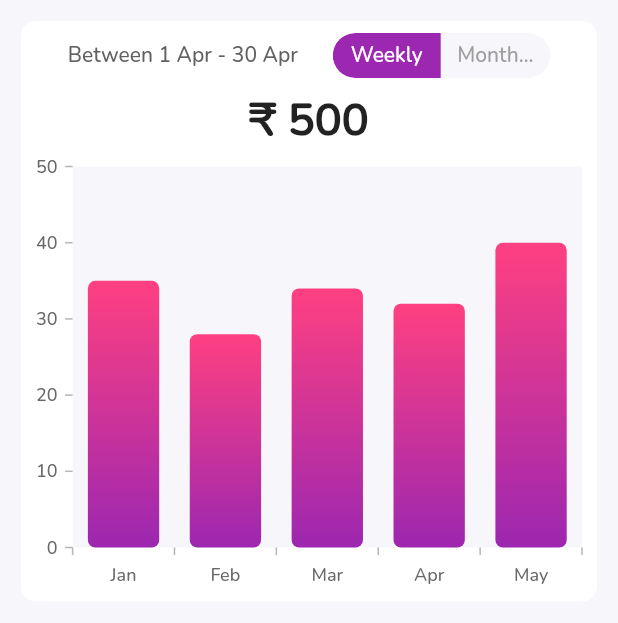
After one commit to kanishk761/udahriApp, a Flutter app: the AnalyticsScreen screen opened directly, on a phone screen of 412 x 824 dp. The commit adds this screen. Shown: the top 623 px of the screen. Run offline on Flutter 3.47's test engine with Material 2 defaults, Android fonts, the phone set to English and light mode, and no system bars; drawn by our look-alikes of toggle_switch; our stand-ins replace dio, firebase_auth, firebase_core, firebase_messaging, flutter_contacts, flutter_local_notifications and 3 more; missing offline and left inert: auto_size_text_field; accounts and stored records are empty.

Commit message:
analytics and ui changes

```diff
--- /dev/null
+++ b/udhaarKharcha/frontend/udhar_kharcha/lib/screens/analytics_screen.dart
@@ -0,0 +1,152 @@
+import 'dart:ui';
+import 'package:firebase_auth/firebase_auth.dart';
+import 'package:flutter/material.dart';
+import 'package:flutter/services.dart';
+import 'package:syncfusion_flutter_charts/charts.dart';
+import 'package:syncfusion_flutter_charts/sparkcharts.dart';
+import 'package:udhar_kharcha/controllers/requests.dart';
+import 'package:toggle_switch/toggle_switch.dart';
+
+
+class AnalyticsScreen extends StatefulWidget {
+  const AnalyticsScreen({Key? key}) : super(key: key);
+
+  @override
+  State<AnalyticsScreen> createState() => _AnalyticsScreenState();
+}
+
+class _AnalyticsScreenState extends State<AnalyticsScreen> {
+
+  List<_SalesData> data1 = [
+    _SalesData('Jan', 35),
+    _SalesData('Feb', 28),
+    _SalesData('Mar', 34),
+    _SalesData('Apr', 32),
+    _SalesData('May', 40),
+  ];
+
+  List<_SalesData> data2 = [
+    _SalesData('Jan', 10),
+    _SalesData('Feb', 20),
+    _SalesData('Mar', 30),
+    _SalesData('Apr', 40),
+    _SalesData('May', 50),
+
+  ];
+
+  List<_SalesData> data = [];
+  int _initLabel = 0;
+
+  @override
+  void initState() {
+    data = data1;
+    print('analytics init');
+    super.initState();
+  }
+
+  @override
+  Widget build(BuildContext context) {
+    return Scaffold(
+      backgroundColor: Color(0xfff7f6fb),
+      body: SingleChildScrollView(
+        child: Padding(
+          padding: const EdgeInsets.all(10.0),
+          child: Column(children: [
+            Card(
+              elevation: 0,
+              shape: RoundedRectangleBorder(
+                borderRadius: BorderRadius.circular(10),
+              ),
+              child: Column(
+                  children : [
+                    Padding(
+                      padding: const EdgeInsets.all(8.0),
+                      child: Row(
+                        mainAxisAlignment: MainAxisAlignment.spaceEvenly,
+                        children: [
+                          Text(
+                            'Between 1 Apr - 30 Apr',
+                            overflow: TextOverflow.fade,
+                            softWrap: true,
+                            maxLines: 1,
+                            style: TextStyle(
+                                color: Colors.grey[700]
+                            ),
+                          ),
+                          ToggleSwitch(
+                            inactiveFgColor : Colors.grey,
+                            inactiveBgColor: Color(0xfff7f6fb),
+                            minHeight: 30.0,
+                            cornerRadius: 20.0,
+                            initialLabelIndex: _initLabel,
+                            totalSwitches: 2,
+                            labels: ['Weekly', 'Monthly'],
+                            onToggle: (index) {
+                              print('switched to: $index');
+                              setState(() {
+                                _initLabel = index!=null ? index : 0;
+                                if(index==0)
+                                  data = data1;
+                                else
+                                  data = data2;
+                              });
+                            },
+                          ),
+                        ],
+                      ),
+                    ),
+                    Text(
+                      '\u{20B9} 500',
+                      overflow: TextOverflow.fade,
+                      softWrap: true,
+                      maxLines: 1,
+                      style: TextStyle(
+                          fontSize: 30,
+                          fontWeight: FontWeight.bold
+                      ),
+                    ),
+
+                    SfCartesianChart(
+                        plotAreaBorderWidth: 0,
+                        primaryXAxis: CategoryAxis(
+                          majorGridLines: MajorGridLines(width: 0),
+                          axisLine: AxisLine(width: 0),
+                        ),
+                        primaryYAxis: NumericAxis(
+                            minimum: 0, maximum: 50, interval: 10,
+                            majorGridLines: MajorGridLines(width: 0),
+                            axisLine: AxisLine(width: 0)
+                        ),
+                        tooltipBehavior: TooltipBehavior(enable: true),
+                        plotAreaBackgroundColor : Color(0xfff7f6fb),
+                        series: <ChartSeries<_SalesData, String>>[
+                          ColumnSeries<_SalesData, String>(
+                            dataSource: data,
+                            xValueMapper: (_SalesData data, _) => data.year,
+                            yValueMapper: (_SalesData data, _) => data.sales,
+                            name: 'Expense',
+                            borderRadius: BorderRadius.circular(5),
+                            gradient: LinearGradient(
+                                begin: Alignment.bottomCenter,
+                                end: Alignment.topCenter,
+                                colors: [Colors.purple, Colors.pinkAccent]
+                            ),
+                          )
+                        ]
+                    )
+                  ]
+              ),
+            ),
+          ]),
+        ),
+      ),
+    );
+  }
+}
+
+class _SalesData {
+  _SalesData(this.year, this.sales);
+
+  final String year;
+  final double sales;
+}
--- a/udhaarKharcha/frontend/udhar_kharcha/lib/screens/newAddDebt.dart
+++ b/udhaarKharcha/frontend/udhar_kharcha/lib/screens/newAddDebt.dart
@@ -110,7 +110,7 @@ class _SplitBillsScreenState extends State<SplitBillsScreen> {
           ),
           backgroundColor: Color(0xfff7f6fb),
           title: const Text(
-            'Add Udhaar',
+            'Add Udhar',
             style: TextStyle(
                 color: Colors.black
             ),
@@ -224,7 +224,7 @@ class _SplitBillsScreenState extends State<SplitBillsScreen> {
                 flex: 5,
                 child: Column(
                   children: [
-                    TagWidget(emoji: '📞', label: phone, width: 90),
+                    TagWidget(emoji: '📞', label: phone, width: 110),
                     Padding(
                       padding: const EdgeInsets.all(13.0),
                       child: Text(
--- a/udhaarKharcha/frontend/udhar_kharcha/lib/screens/notification_screen.dart
+++ b/udhaarKharcha/frontend/udhar_kharcha/lib/screens/notification_screen.dart
@@ -72,6 +72,7 @@ class _NotificationScreenState extends State<NotificationScreen> {
         scrollDirection: Axis.vertical,
         itemCount: _notifications.length,
         itemBuilder: (context, index) {
+          index = _notifications.length - index -1;
           return Card(
             elevation: 0,
             shape: RoundedRectangleBorder(
@@ -84,9 +85,6 @@ class _NotificationScreenState extends State<NotificationScreen> {
               ),
               subtitle: Text(
                 _notifications[index][1],
-                style: TextStyle(
-                  fontSize: 18
-                ),
               ),
             ),
           );
--- a/udhaarKharcha/frontend/udhar_kharcha/lib/screens/tag_widget.dart
+++ b/udhaarKharcha/frontend/udhar_kharcha/lib/screens/tag_widget.dart
@@ -25,7 +25,7 @@ class TagWidget extends StatelessWidget {
             text: TextSpan(
                 text: '${emoji} ${label}',
                 style: TextStyle(
-                    fontSize: 8,
+                    fontSize: 10,
                     color: Colors.purple,
                     fontFamily: 'Nunito'
                 )
--- a/udhaarKharcha/frontend/udhar_kharcha/pubspec.yaml
+++ b/udhaarKharcha/frontend/udhar_kharcha/pubspec.yaml
@@ -41,6 +41,8 @@ dependencies:
   flutter_local_notifications: ^9.4.0
   flutter_emoji: ^2.4.0
   auto_size_text_field: ^1.0.1
+  syncfusion_flutter_charts: ^20.1.50
+  toggle_switch: ^2.0.1
 
 dev_dependencies:
   flutter_test:
```
Also changed, not shown: udhaarKharcha/frontend/udhar_kharcha/lib/screens/details_screen.dart (+55 -38 lines), udhaarKharcha/frontend/udhar_kharcha/lib/screens/home_screen.dart (+60 -23 lines), udhaarKharcha/frontend/udhar_kharcha/lib/screens/navigationScreen.dart (+103 -81 lines), udhaarKharcha/frontend/udhar_kharcha/lib/screens/personal_expense.dart (+52 -9 lines), udhaarKharcha/frontend/udhar_kharcha/pubspec.lock.
